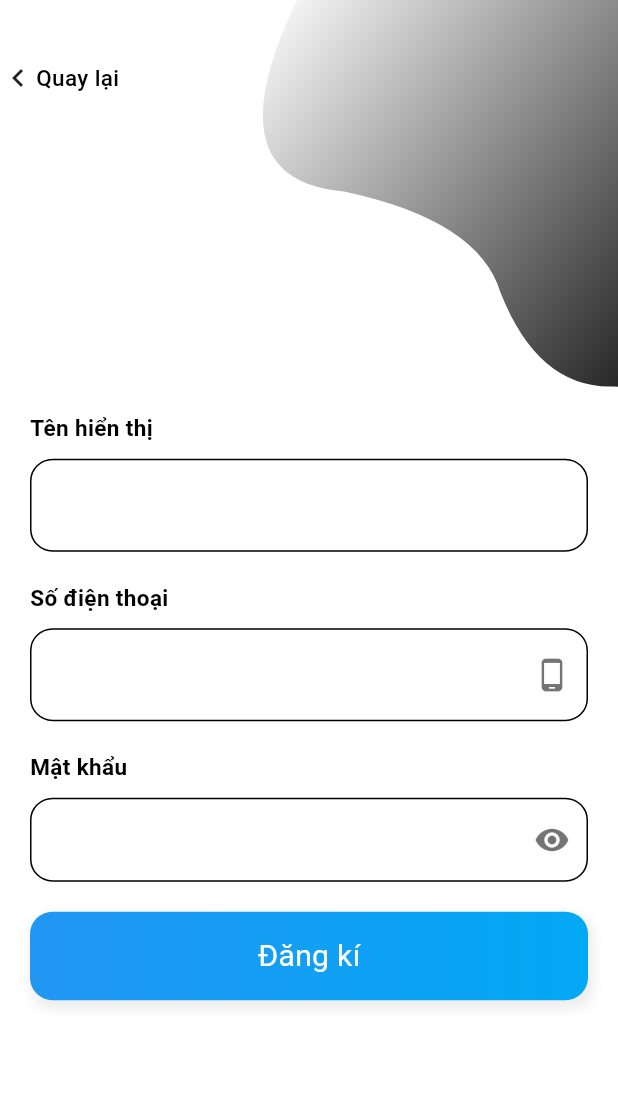
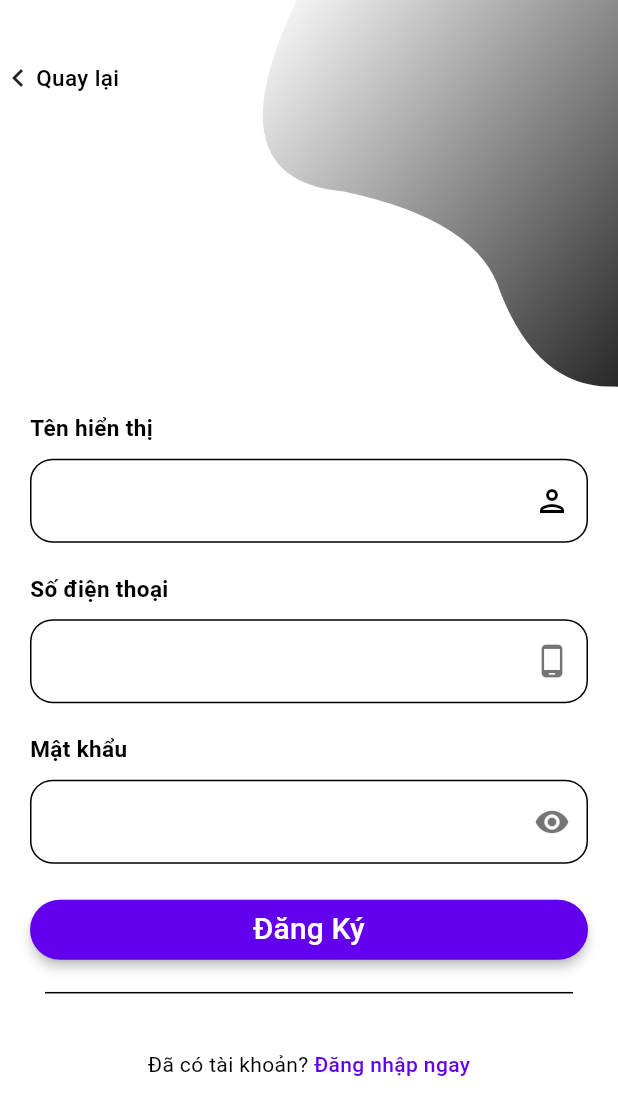
Before and after one commit to ThanhV99/appChat, a Flutter app: the SignUpScreen screen opened directly, on a phone screen of 412 x 824 dp. Shown: the top 1115 px of the screen. Run offline on Flutter 3.47's test engine with Material 2 defaults, Android fonts, the phone set to English and light mode, and no system bars; our stand-ins replace firebase_core, shared_preferences; accounts and stored records are empty.

Commit message:
sua lai form va button tren man login va signup

```diff
--- a/lib/screens/signup/signup_screen.dart
+++ b/lib/screens/signup/signup_screen.dart
@@ -1,3 +1,5 @@
+import 'package:appchat/screens/login/login_screen.dart';
+import 'package:flutter/gestures.dart';
 import 'package:flutter/material.dart';
 import 'package:flutter/services.dart';
 import 'Widget/bezierContainer.dart';
@@ -11,6 +13,18 @@
 }
 
 class _SignUpScreenState extends State<SignUpScreen> {
+  final formKey = GlobalKey<FormState>();
+  String fullname = "";
+  String phone = "";
+  String password = "";
+
+  void validateAndSave(){
+    final FormState? form = formKey.currentState;
+    if(form!.validate()){
+      Navigator.push(context, MaterialPageRoute(builder: (context) => ChatsScreen()));
+    }
+  }
+
   @override
   Widget build(BuildContext context) {
     Size size = MediaQuery.of(context).size;
@@ -51,6 +65,7 @@
               Container(
                 padding: const EdgeInsets.symmetric(horizontal: 20),
                 child: SingleChildScrollView(
+                  child: Form(
                     child: Column(
                       crossAxisAlignment: CrossAxisAlignment.center,
                       mainAxisAlignment: MainAxisAlignment.center,
@@ -77,13 +92,18 @@
                                     const SizedBox(
                                       height: 10,
                                     ),
-                                TextField(
-                                  style: const TextStyle(
-                                    fontSize: 20,
-                                  ),
-                                  textAlign: TextAlign.start,
+                                    TextFormField(
+                                      onChanged: (val){
+                                        setState(() {
+                                          fullname = val;
+                                        });
+                                      },
+                                      validator: (val){
+                                        return (val!.isEmpty) ? "Tên không được để trống" : null;
+                                      },
                                       obscureText: false,
                                       decoration: InputDecoration(
+                                        suffixIcon: const Icon(Icons.person_outlined),
                                         border: OutlineInputBorder(
                                           borderRadius: BorderRadius.circular(15),
                                         ),
@@ -111,10 +131,15 @@
                               const SizedBox(
                                 height: 10,
                               ),
-                            TextField(
-                              style: const TextStyle(
-                                fontSize: 20,
-                              ),
+                              TextFormField(
+                                onChanged: (val){
+                                  setState(() {
+                                    phone = val;
+                                  });
+                                },
+                                validator: (val){
+                                  return (val!.isEmpty) ? "Số điện thoại không được để trống" : null;
+                                },
                                 keyboardType: TextInputType.number,
                                 inputFormatters: <TextInputFormatter>[FilteringTextInputFormatter.digitsOnly],
                                 textAlign: TextAlign.start,
@@ -145,8 +170,16 @@
                                 ),
                               ),
                               const SizedBox(height: 10),
-                            TextField(
+                              TextFormField(
                                 obscureText: true,
+                                onChanged: (val){
+                                  setState(() {
+                                    password = val;
+                                  });
+                                },
+                                validator: (val){
+                                  return (val!.length < 6) ? "Mật khẩu phải có ít nhất 6 kí tự" : null;
+                                },
                                 decoration: InputDecoration(
                                   suffixIcon: const Icon(
                                     Icons.visibility,
@@ -161,40 +194,18 @@
                                 ),
                               ),
                               const SizedBox(height: 20),
-                            Container(
-                              width: MediaQuery.of(
-                                context,
-                              ).size.width,
-                              padding: const EdgeInsets.symmetric(
-                                vertical: 15,
+                              SizedBox(
+                                width: double.infinity,
+                                child: ElevatedButton(
+                                  onPressed: (){
+                                    validateAndSave();
+                                  },
+                                  style: ElevatedButton.styleFrom(
+                                    backgroundColor: Theme.of(context).primaryColor,
+                                    elevation: 3,
                                   ),
-                              alignment: Alignment.center,
-                              decoration: BoxDecoration(
-                                borderRadius: const BorderRadius.all(
-                                  Radius.circular(15),
-                                ),
-                                boxShadow: <BoxShadow>[
-                                  BoxShadow(
-                                      color: Colors.grey.shade200,
-                                      offset: const Offset(2, 4),
-                                      blurRadius: 5,
-                                      spreadRadius: 2),
-                                ],
-                                gradient: const LinearGradient(
-                                  begin: Alignment.centerLeft,
-                                  end: Alignment.centerRight,
-                                  colors: [
-                                    Colors.blue,
-                                    Colors.lightBlue,
-                                  ],
-                                ),
-                              ),
-                              child: InkWell(
-                                onTap: () {
-                                  Navigator.push(context, MaterialPageRoute(builder: (context) => ChatsScreen()));
-                                },
                                   child: const Text(
-                                  'Đăng kí',
+                                    'Đăng Ký',
                                     style: TextStyle(
                                       fontSize: 20,
                                       color: Colors.white,
@@ -202,11 +213,41 @@
                                   ),
                                 ),
                               ),
+                              Container(
+                                margin: const EdgeInsets.symmetric(vertical: 10),
+                                child: const Padding(
+                                  padding: EdgeInsets.symmetric(horizontal: 10),
+                                  child: Divider(
+                                    thickness: 1,
+                                  ),
+                                ),
+                              ),
+                              const SizedBox(height: 20),
+                              Container(
+                                alignment: Alignment.center,
+                                child: Text.rich(TextSpan(
+                                    text: "Đã có tài khoản? ",
+                                    style: TextStyle(color: Colors.black, fontSize: 14),
+                                    children: [
+                                      TextSpan(
+                                          text: "Đăng nhập ngay",
+                                          style: TextStyle(
+                                              color: Theme.of(context).primaryColor,
+                                              fontWeight: FontWeight.w500
+                                          ),
+                                          recognizer: TapGestureRecognizer()..onTap = (){
+                                            Navigator.pop(context);
+                                          }
+                                      )
+                                    ]
+                                )),
+                              )
                             ],
                           ),
                         ),
                       ],
                     ),
+                  )
                 )
               )
             ],
```
Also changed, not shown: lib/screens/login/login_screen.dart (+60 -71 lines), 1 other file. Lines whose indentation alone changed are shown as unchanged.
